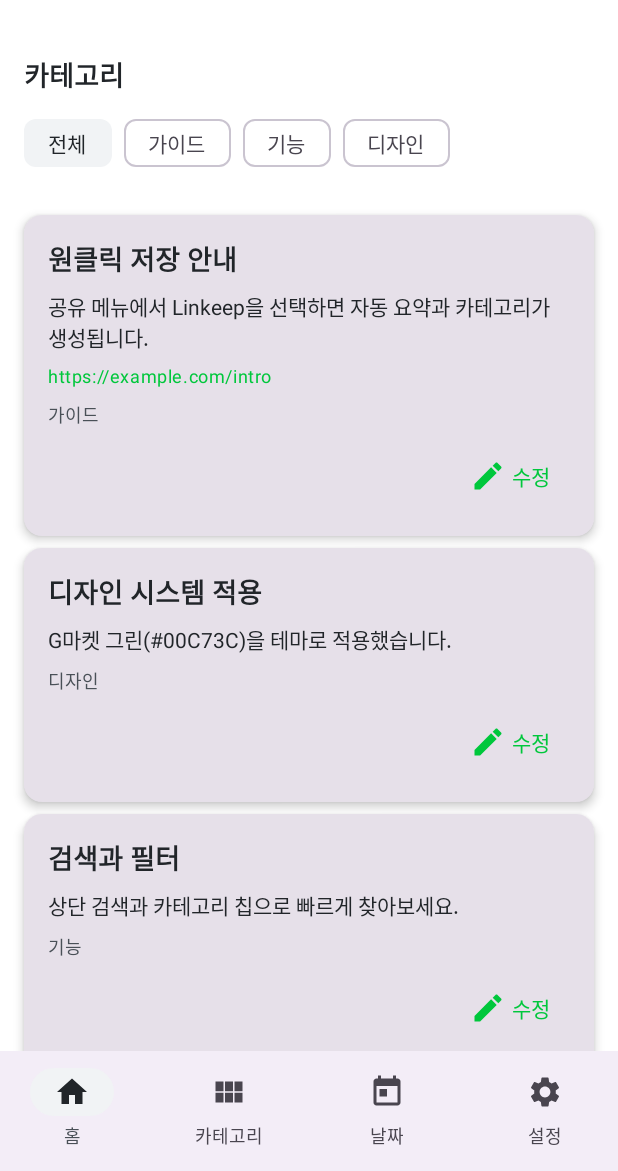
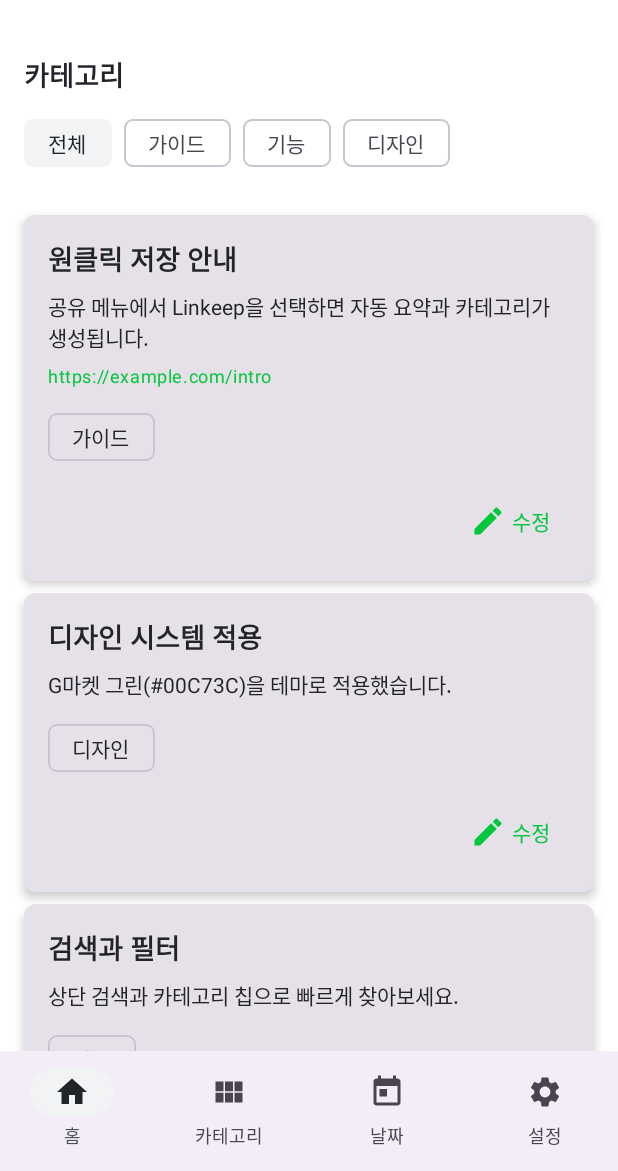
Before and after one commit to asderio-spec/linkeep-memo, an Android app built with Jetpack Compose: the screen it shows after launch (MainActivity), on a phone screen of 412 x 824 dp, the part 65-1236 px from its top. Run offline under Robolectric (Android 15) with nearby library versions, the phone set to English and light mode, and no system bars; our stand-ins replace Dagger/Hilt's generated code, Room's generated code; pictures from the network do not load.

Commit message:
DesignSystem 톤 보강: Shapes 추가 및 카테고리 칩 스타일 적용

```diff
--- a/app/src/main/java/com/linkeep/memo/ui/screens/MainScreen.kt
+++ b/app/src/main/java/com/linkeep/memo/ui/screens/MainScreen.kt
@@ -211,11 +211,7 @@ fun MemoItem(memo: Memo, onEdit: (Memo) -> Unit = {}, onClick: () -> Unit = {})
                 )
             }
             Spacer(modifier = Modifier.height(8.dp))
-            Text(
-                text = memo.category,
-                style = MaterialTheme.typography.labelMedium,
-                color = MaterialTheme.colorScheme.secondary
-            )
+            AssistChip(onClick = {}, label = { Text(memo.category) })
             Spacer(modifier = Modifier.height(8.dp))
             Row(horizontalArrangement = Arrangement.End, modifier = Modifier.fillMaxWidth()) {
                 TextButton(onClick = {
--- a/app/src/main/java/com/linkeep/memo/ui/theme/Theme.kt
+++ b/app/src/main/java/com/linkeep/memo/ui/theme/Theme.kt
@@ -2,6 +2,7 @@ package com.linkeep.memo.ui.theme
 
 import androidx.compose.material3.MaterialTheme
 import androidx.compose.material3.Typography
+import androidx.compose.material3.Shapes
 import androidx.compose.material3.darkColorScheme
 import androidx.compose.material3.lightColorScheme
 import androidx.compose.runtime.Composable
@@ -10,6 +11,8 @@ import androidx.compose.ui.text.TextStyle
 import androidx.compose.ui.text.font.FontFamily
 import androidx.compose.ui.text.font.FontWeight
 import androidx.compose.ui.unit.sp
+import androidx.compose.foundation.shape.RoundedCornerShape
+import androidx.compose.ui.unit.dp
 
 // Gmarket Design System colors
 private object GDSColors {
@@ -105,6 +108,14 @@ private val GmarketTypography = Typography(
     )
 )
 
+private val GmarketShapes = Shapes(
+    extraSmall = RoundedCornerShape(4.dp),
+    small = RoundedCornerShape(6.dp),
+    medium = RoundedCornerShape(8.dp),
+    large = RoundedCornerShape(12.dp),
+    extraLarge = RoundedCornerShape(16.dp)
+)
+
 @Composable
 fun MemoTheme(
     darkTheme: Boolean = false,
@@ -113,6 +124,7 @@ fun MemoTheme(
     MaterialTheme(
         colorScheme = if (darkTheme) DarkColors else LightColors,
         typography = GmarketTypography,
+        shapes = GmarketShapes,
         content = content
     )
 }
```
